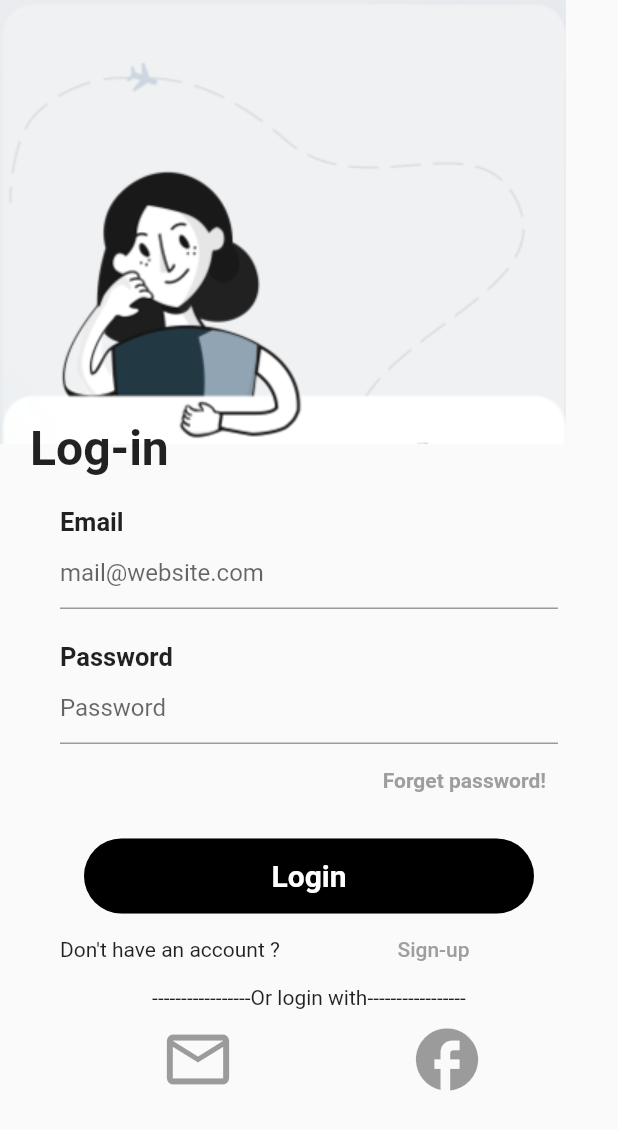
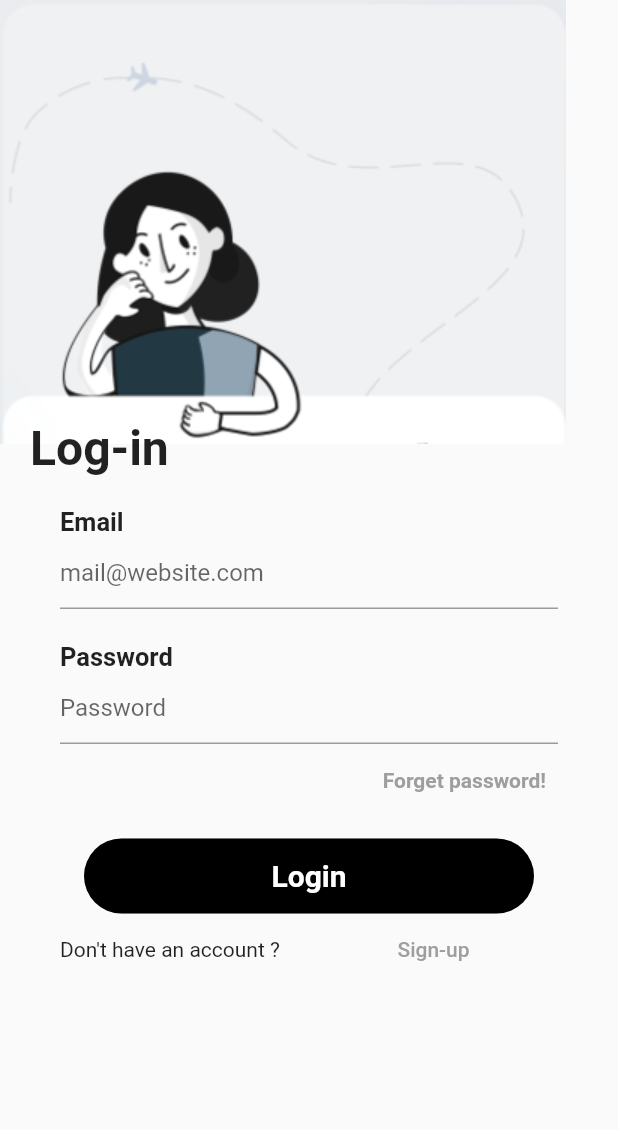
Before and after one commit to Taivanjargal11/tsengelnews, a Flutter app: the screen it shows after launch, on a phone screen of 412 x 824 dp. Shown: the top 1130 px of the screen. Run offline on Flutter 3.47's test engine with Material 2 defaults, Android fonts, the phone set to English and light mode, and no system bars; our stand-ins replace cloud_firestore, firebase_auth, firebase_core, firebase_storage, image_picker; missing offline and left inert: passwordfield; accounts and stored records are empty.

```diff
--- a/lib/api/food_api.dart
+++ b/lib/api/food_api.dart
@@ -148,16 +148,16 @@ _uploadFood(Food food, bool isUpdating, Function foodUploaded,
 }
 
 deleteFood(Food food, Function foodDeleted) async {
-  if (food.image != null) {
-    StorageReference storageReference =
-        await FirebaseStorage.instance.getReferenceFromUrl(food.image);
-
-    print(storageReference.path);
-
-    await storageReference.delete();
-
-    print('image deleted');
-  }
+  // if (food.image != null) {
+  //   StorageReference storageReference =
+  //       await FirebaseStorage.instance.getReferenceFromUrl(food.image);
+  //
+  //   print(storageReference.path);
+  //
+  //   await storageReference.delete();
+  //
+  //   print('image deleted');
+  // }
 
   await Firestore.instance.collection('Foods').document(food.id).delete();
   foodDeleted(food);
--- a/lib/main.dart
+++ b/lib/main.dart
@@ -29,7 +29,7 @@ class MyApp extends StatelessWidget {
         primarySwatch: Colors.blue,
         accentColor: Colors.lightBlue,
       ),
-      initialRoute: '/product_List',
+      initialRoute: '',
       routes: {
         '/Signup_Screen': (context) => SignUp(),
 
--- a/lib/screens/login1.dart
+++ b/lib/screens/login1.dart
@@ -180,34 +180,7 @@ class _Login1 extends State<Login1> {
                                     ))),
                           ],
                         ),
-                        Row(
-                          mainAxisAlignment: MainAxisAlignment.center,
-                          children: const <Widget>[
-                            Text(
-                                "-----------------Or login with-----------------"),
-                          ],
-                        ),
-                        Container(
-                          child: Row(
-                            mainAxisAlignment: MainAxisAlignment.spaceAround,
-                            children: const <Widget>[
-                              IconButton(
-                                  icon: const Icon(
-                                    Icons.mail_outline,
-                                    size: 50,
-                                  ),
-                                  tooltip: 'E-Mail',
-                                  onPressed: null),
-                              IconButton(
-                                  icon: const Icon(
-                                    Icons.facebook,
-                                    size: 50,
-                                  ),
-                                  tooltip: 'Facebook',
-                                  onPressed: null),
-                            ],
-                          ),
-                        ),
+
                       ],
                     ),
                   ),
--- a/pubspec.yaml
+++ b/pubspec.yaml
@@ -19,6 +19,7 @@ environment:
 dependencies:
 
   firebase_auth: ^0.16.0
+
   cloud_firestore: ^0.13.5
   passwordfield: ^0.1.0
   provider: ^4.1.3
@@ -35,6 +36,11 @@ dependencies:
   cupertino_icons: ^0.1.3
 
 dev_dependencies:
+
+flutter_icons:
+  android: true
+  ios: true
+  image_path: "assets/image/icon.png"
 
 
 # For information on the generic Dart part of this file, see the
```
Also changed, not shown: assets/image/icon.png (added), 11 other files.
